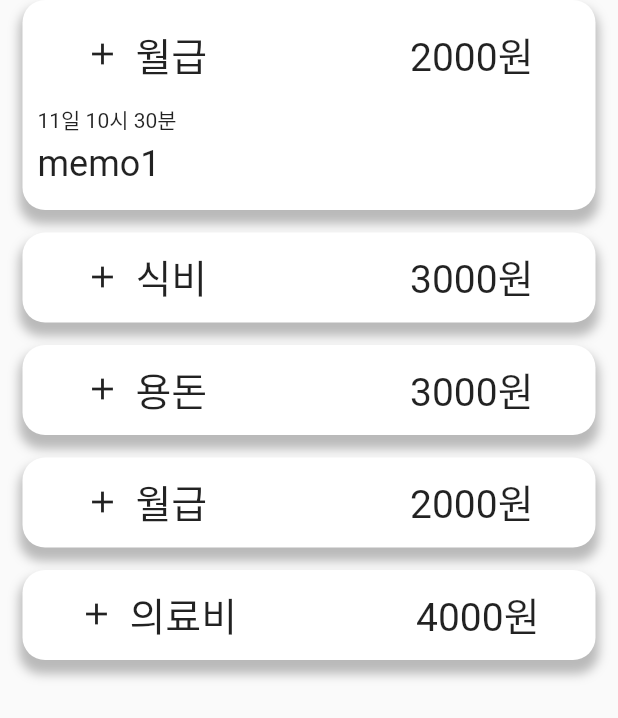
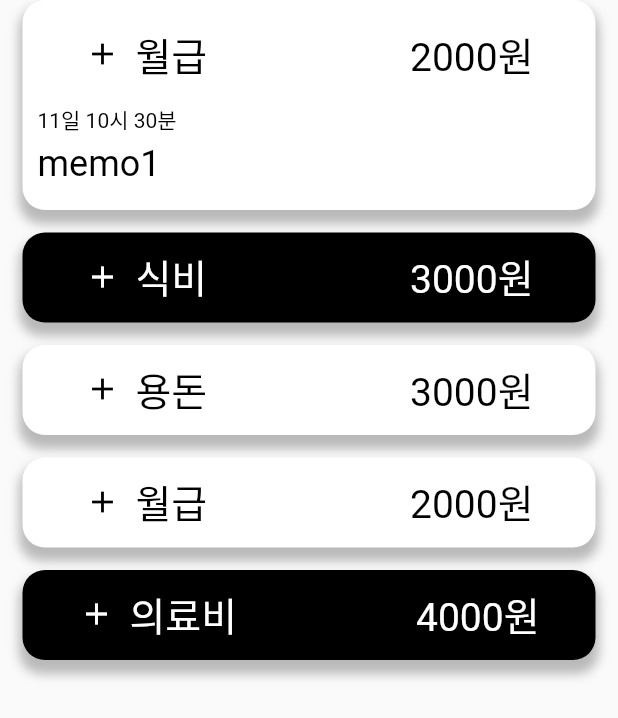
Before and after one commit to tmdeh/pocket-money-management, a Flutter app: the RecordList widget shown alone on an empty page, opened directly, after a tap on "월급", on a phone screen of 412 x 824 dp. Shown: the top 718 px of the screen. Run offline on Flutter 3.47's test engine with Material 2 defaults, Android fonts, the phone set to English and light mode, and no system bars; our stand-ins replace animated_splash_screen, get_it.

Commit message:
소비 지출 색 적용

```diff
--- a/lib/component/home/record_item.dart
+++ b/lib/component/home/record_item.dart
@@ -4,7 +4,7 @@ import 'package:pocket_money_management_app/model/record.dart';
 
 class RecordItem extends StatefulWidget {
 
- // TODO: 수입은 흰식, 지출은 검은색 적용
+ // TODO: primary 색 지정
 
   final int price;
   final String category;
@@ -58,7 +58,7 @@ class _TileState extends State<RecordItem> {
         curve: Curves.linear,
         onEnd: _onAnimationEnd,
         decoration: BoxDecoration(
-          color: Colors.white,
+          color: widget.type == RecordType.income ? Colors.white : Colors.black,
           borderRadius: BorderRadius.circular(15),
           boxShadow: [
             BoxShadow(
@@ -75,8 +75,8 @@ class _TileState extends State<RecordItem> {
             mainAxisAlignment: MainAxisAlignment.spaceAround,
             crossAxisAlignment: CrossAxisAlignment.start,
             children: [
-              _Outline(category: widget.category, price: widget.price),
-              _Memo(isReady: _isReady, memo: widget.memo, payDate: widget.payDate),
+              _Outline(category: widget.category, price: widget.price, type: widget.type,),
+              _Memo(isReady: _isReady, memo: widget.memo, payDate: widget.payDate, type: widget.type,),
             ],
           ),
         ),
@@ -91,34 +91,40 @@ class _Outline extends StatelessWidget {
 
   final String category;
   final int price;
+  final RecordType type;
 
   const _Outline({
     super.key,
     required this.price,
     required this.category,
+    required this.type,
   });
 
-  final _textStyle = const TextStyle(
-    fontSize: 26,
-  );
 
   @override
   Widget build(BuildContext context) {
-    return Container(
-      child: Row(
+
+    final textStyle = TextStyle(
+      fontSize: 26,
+      color: type == RecordType.income ? Colors.black : Colors.white
+    );
+
+    return Row(
       mainAxisAlignment: MainAxisAlignment.spaceAround,
       children: [
         Row(
           children: [
-              const Icon(Icons.add),
+             Icon(
+              Icons.add,
+              color: type == RecordType.income ? Colors.black : Colors.white,
+            ),
             const SizedBox(width: 10,),
-              Text(category, style: _textStyle),
+            Text(category, style: textStyle),
           ],
         ),
         const SizedBox(width: 10,),
-          Text('${price}원', style: _textStyle),
+        Text('$price원', style: textStyle),
       ],
-      ),
     );
   }
 }
@@ -131,6 +137,7 @@ class _Memo extends StatelessWidget {
   final bool isReady;
   final String memo;
   final DateTime payDate;
+  final RecordType type;
 
 
   const _Memo({
@@ -138,6 +145,7 @@ class _Memo extends StatelessWidget {
     required this.memo,
     required this.payDate,
     required this.isReady,
+    required this.type,
   });
 
   @override
@@ -152,11 +160,15 @@ class _Memo extends StatelessWidget {
           children: [
             Text(
               "${payDate.day}일 ${payDate.hour}시 ${payDate.minute}분",
+              style: TextStyle(
+                color: type == RecordType.income ? Colors.black : Colors.white.withOpacity(0.6),
+              ),
             ),
             const SizedBox(height: 5,),
             Text(
               memo,
-              style: const TextStyle(
+              style: TextStyle(
+                color: type == RecordType.income ? Colors.black : Colors.white,
                 fontSize: 24
               ),
               overflow: TextOverflow.ellipsis,
--- a/lib/component/home/record_list.dart
+++ b/lib/component/home/record_list.dart
@@ -21,7 +21,7 @@ class RecordList extends StatelessWidget {
           itemCount: records.length,
           itemBuilder:  (context, index) {
             return Padding(
-              padding: EdgeInsets.only(bottom: 15),
+              padding: const EdgeInsets.only(bottom: 15),
               child: RecordItem(
                 category: records[index].category,
                 memo: records[index].memo,
```
Lines whose indentation alone changed are shown as unchanged.
